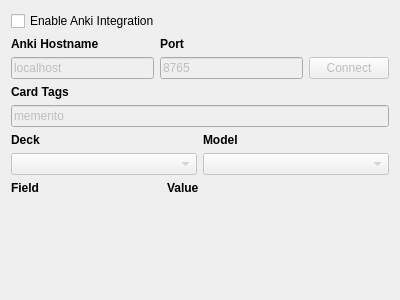
The window that src/gui/widgets/ankisettings.ui (ripose-jp/Memento) describes before a commit, drawn with Qt 5.
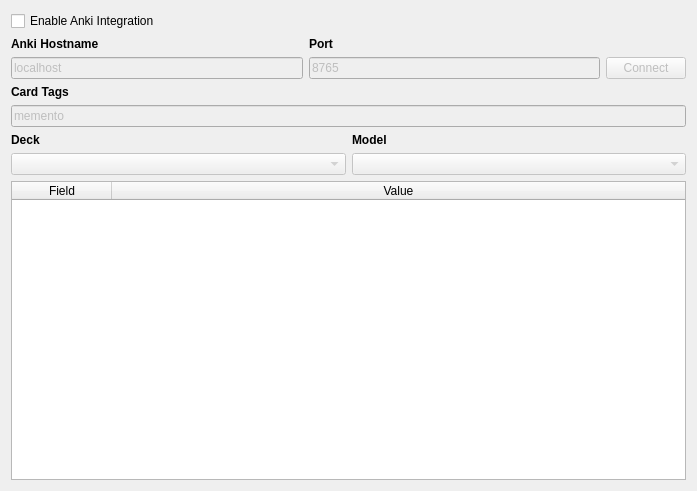
The same window after the commit.

Commit message: Model fields now show up and are editable

Diff of the .ui file:
```diff
--- a/src/gui/widgets/ankisettings.ui
+++ b/src/gui/widgets/ankisettings.ui
@@ -6,8 +6,8 @@
    <rect>
     <x>0</x>
     <y>0</y>
-    <width>400</width>
-    <height>300</height>
+    <width>687</width>
+    <height>491</height>
    </rect>
   </property>
   <property name="windowTitle">
@@ -204,65 +204,39 @@
     </layout>
    </item>
    <item>
-    <layout class="QGridLayout" name="m_layoutFieldValue">
-     <item row="0" column="0">
-      <widget class="QLabel" name="m_labelField">
+    <widget class="QTableWidget" name="m_tableFields">
        <property name="sizePolicy">
-        <sizepolicy hsizetype="Maximum" vsizetype="Maximum">
+      <sizepolicy hsizetype="Expanding" vsizetype="Expanding">
          <horstretch>0</horstretch>
          <verstretch>0</verstretch>
         </sizepolicy>
        </property>
        <property name="minimumSize">
         <size>
-         <width>150</width>
+       <width>675</width>
          <height>0</height>
         </size>
        </property>
-       <property name="font">
-        <font>
-         <weight>75</weight>
-         <bold>true</bold>
-        </font>
-       </property>
+     <attribute name="horizontalHeaderStretchLastSection">
+      <bool>true</bool>
+     </attribute>
+     <attribute name="verticalHeaderVisible">
+      <bool>false</bool>
+     </attribute>
+     <attribute name="verticalHeaderStretchLastSection">
+      <bool>false</bool>
+     </attribute>
+     <column>
        <property name="text">
         <string>Field</string>
        </property>
-      </widget>
-     </item>
-     <item row="0" column="1">
-      <widget class="QLabel" name="m_labelValue">
-       <property name="sizePolicy">
-        <sizepolicy hsizetype="Preferred" vsizetype="Maximum">
-         <horstretch>0</horstretch>
-         <verstretch>0</verstretch>
-        </sizepolicy>
-       </property>
-       <property name="font">
-        <font>
-         <weight>75</weight>
-         <bold>true</bold>
-        </font>
-       </property>
+     </column>
+     <column>
        <property name="text">
         <string>Value</string>
        </property>
-      </widget>
-     </item>
-    </layout>
-   </item>
-   <item>
-    <spacer name="m_spacerBottom">
-     <property name="orientation">
-      <enum>Qt::Vertical</enum>
-     </property>
-     <property name="sizeHint" stdset="0">
-      <size>
-       <width>20</width>
-       <height>40</height>
-      </size>
-     </property>
-    </spacer>
+     </column>
+    </widget>
    </item>
   </layout>
  </widget>
```
Lines whose indentation alone changed are shown as unchanged. The commit also changes 3 other files.
